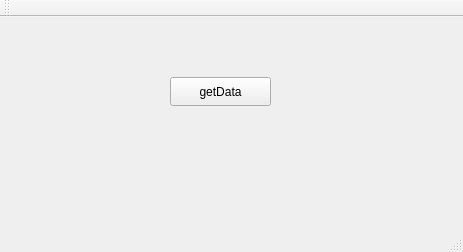
This is QtTcpClientConsumer/mainwindow.ui in joaovictor1996/projeto2_paradigmas as Qt 5 draws it before an edit. The edited form follows.
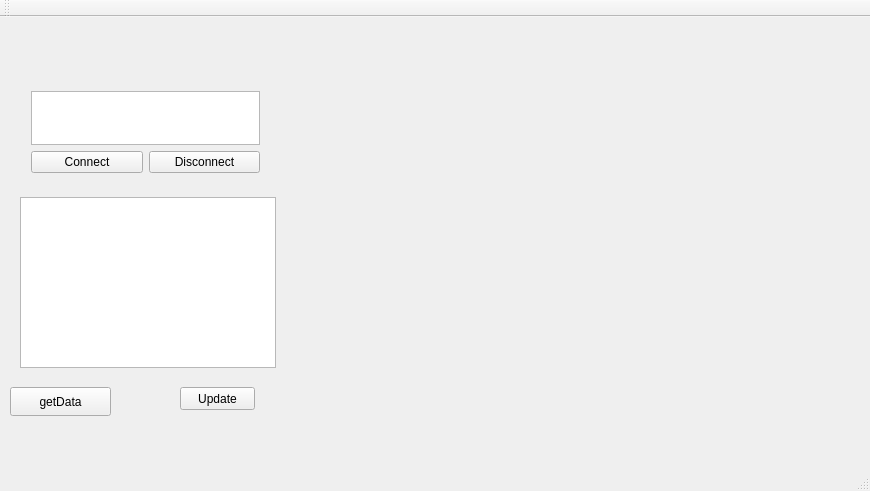
This is the edited form.

```diff
--- a/QtTcpClientConsumer/mainwindow.ui
+++ b/QtTcpClientConsumer/mainwindow.ui
@@ -6,8 +6,8 @@
    <rect>
     <x>0</x>
     <y>0</y>
-    <width>463</width>
-    <height>252</height>
+    <width>870</width>
+    <height>491</height>
    </rect>
   </property>
   <property name="windowTitle">
@@ -17,8 +17,8 @@
    <widget class="QPushButton" name="pushButtonGet">
     <property name="geometry">
      <rect>
-      <x>170</x>
-      <y>60</y>
+      <x>10</x>
+      <y>370</y>
       <width>101</width>
       <height>29</height>
      </rect>
@@ -27,6 +27,85 @@
      <string>getData</string>
     </property>
    </widget>
+   <widget class="QWidget" name="layoutWidget">
+    <property name="geometry">
+     <rect>
+      <x>20</x>
+      <y>63</y>
+      <width>251</width>
+      <height>104</height>
+     </rect>
+    </property>
+    <layout class="QVBoxLayout" name="verticalLayout">
+     <item>
+      <widget class="QTextEdit" name="textEdit">
+       <property name="html">
+        <string>&lt;!DOCTYPE HTML PUBLIC &quot;-//W3C//DTD HTML 4.0//EN&quot; &quot;http://www.w3.org/TR/REC-html40/strict.dtd&quot;&gt;
+&lt;html&gt;&lt;head&gt;&lt;meta name=&quot;qrichtext&quot; content=&quot;1&quot; /&gt;&lt;style type=&quot;text/css&quot;&gt;
+p, li { white-space: pre-wrap; }
+&lt;/style&gt;&lt;/head&gt;&lt;body style=&quot; font-family:'MS Shell Dlg 2'; font-size:8.25pt; font-weight:400; font-style:normal;&quot;&gt;
+&lt;p style=&quot;-qt-paragraph-type:empty; margin-top:0px; margin-bottom:0px; margin-left:0px; margin-right:0px; -qt-block-indent:0; text-indent:0px;&quot;&gt;&lt;br /&gt;&lt;/p&gt;&lt;/body&gt;&lt;/html&gt;</string>
+       </property>
+      </widget>
+     </item>
+     <item>
+      <layout class="QHBoxLayout" name="horizontalLayout">
+       <item>
+        <widget class="QPushButton" name="pushButton">
+         <property name="text">
+          <string>Connect</string>
+         </property>
+        </widget>
+       </item>
+       <item>
+        <widget class="QPushButton" name="pushButton_2">
+         <property name="text">
+          <string>Disconnect</string>
+         </property>
+        </widget>
+       </item>
+      </layout>
+     </item>
+    </layout>
+   </widget>
+   <widget class="QWidget" name="widgetPlotter" native="true">
+    <property name="geometry">
+     <rect>
+      <x>379</x>
+      <y>130</y>
+      <width>411</width>
+      <height>291</height>
+     </rect>
+    </property>
+   </widget>
+   <widget class="QListWidget" name="listWidget">
+    <property name="geometry">
+     <rect>
+      <x>20</x>
+      <y>180</y>
+      <width>256</width>
+      <height>171</height>
+     </rect>
+    </property>
+   </widget>
+   <widget class="QPushButton" name="pushButton_3">
+    <property name="geometry">
+     <rect>
+      <x>180</x>
+      <y>370</y>
+      <width>75</width>
+      <height>23</height>
+     </rect>
+    </property>
+    <property name="text">
+     <string>Update</string>
+    </property>
+   </widget>
+   <zorder>layoutWidget</zorder>
+   <zorder>pushButtonGet</zorder>
+   <zorder>widgetPlotter</zorder>
+   <zorder>listWidget</zorder>
+   <zorder>pushButton_3</zorder>
   </widget>
   <widget class="QMenuBar" name="menuBar">
    <property name="geometry">
```
Left out of the diff: 60 changed lines with no effect on the pictures.
